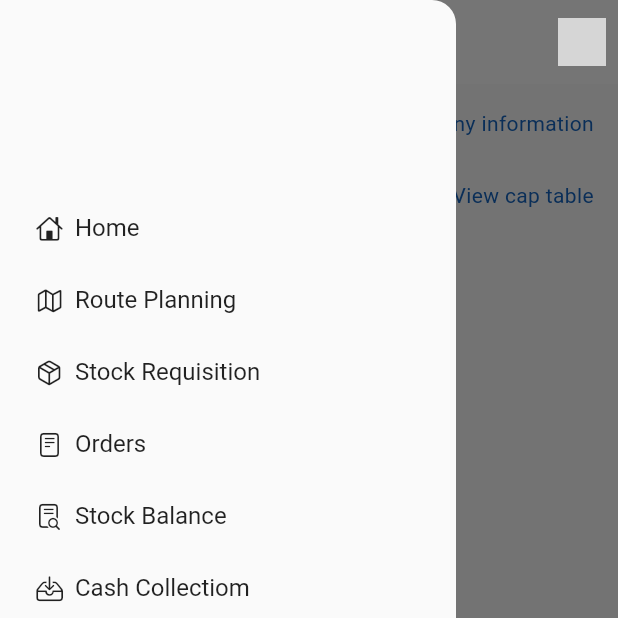
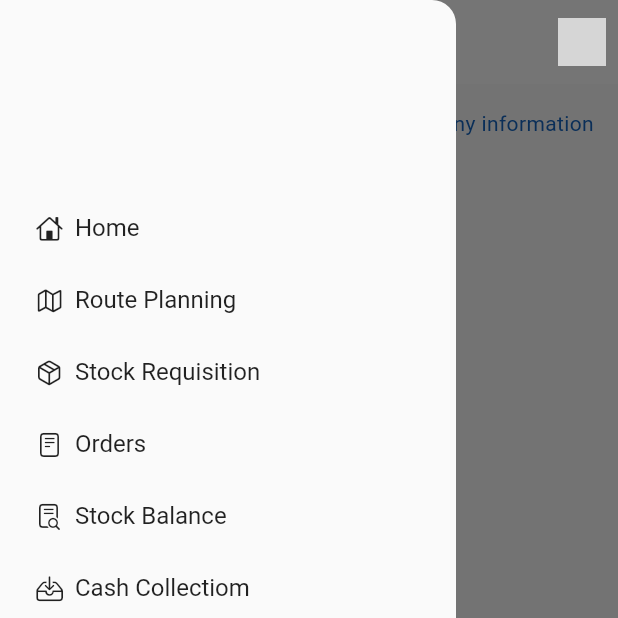
Before and after one commit to loytheman/glory-vansales, a Flutter app: the DashboardView screen opened directly, with the side drawer open, on a phone screen of 412 x 824 dp, the top half of it. Run offline on Flutter 3.47's test engine with Material 3 defaults, Android fonts, the light colour scheme and no system bars; drawn by our look-alikes of custom_refresh_indicator; our stand-ins replace app_links, awesome_extensions, dio, firebase_core, fl_chart, flutter_linkify and 13 more; missing offline and left inert: country_flags, dart_helper_utils, dart_jsonwebtoken, geekyants_flutter_gauges, pdfrx, push and 4 more; accounts and stored records are empty; network calls fail; key blocks and very long unbroken strings in the code were emptied for the run; grey boxes are pictures that could not be loaded.

Commit message:
update dashboard

```diff
--- a/src/lib/ui/views/dashboard/dashboard_view.dart
+++ b/src/lib/ui/views/dashboard/dashboard_view.dart
@@ -41,22 +41,9 @@ class DashboardView extends StackedView<DashboardViewModel> {
                     textAlign: TextAlign.right, style: context.bodyMedium?.copyWith(color: myStyle?.linkColor)),
                 onTap: () {
                   //navigationService.navigateTo(Routes.companyView, parameters: {"tabIndex": "0"});
-                  navigationService.navigateToCompanyView(tabIndex: 0);
                 },
               )),
-          wCompanyInfoTable(company: viewModel.company, isCompact: true),
           MyUi.hs_lg(),
-          SizedBox(
-              width: double.infinity,
-              child: InkWell(
-                child: Text("View cap table",
-                    textAlign: TextAlign.right, style: context.bodyMedium?.copyWith(color: myStyle?.linkColor)),
-                onTap: () {
-                  //navigationService.navigateTo(Routes.companyView, parameters: {"tabIndex": "3"});
-                  navigationService.navigateToCompanyView(tabIndex: 2);
-                },
-              )),
-          wDashboardShareholder(company: viewModel.company),
         ],
       ),
     );
```
